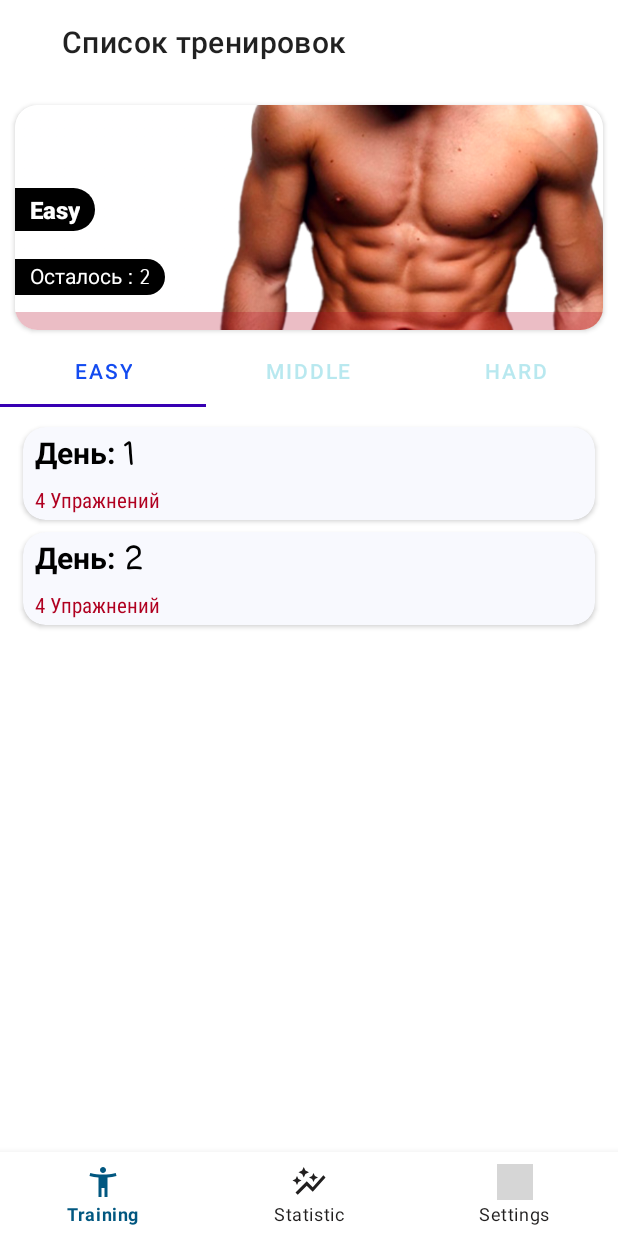
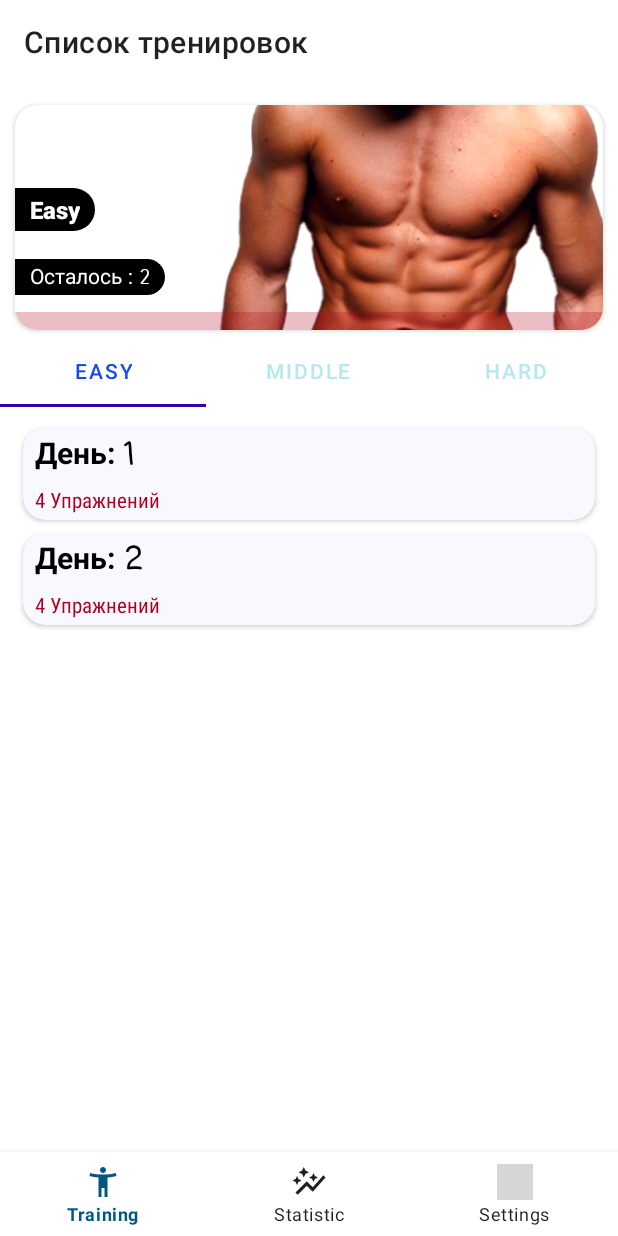
Before and after one commit to Evgen1994-McD/FitnessApp, an Android app built with Jetpack Compose: the screen it shows after launch (MainActivity), on a phone screen of 412 x 824 dp. Run offline under Robolectric (Android 15) with nearby library versions, the phone set to English and light mode, and no system bars; our stand-ins replace Dagger/Hilt's generated code, Room's generated code, navigation-ui; libraries missing offline, so code that uses them is left out: com.dotlottie.dlplayer; grey boxes are pictures that could not be loaded.

Commit message:
Настройка Action Bar и разметки

```diff
--- a/app/src/main/res/layout/activity_main.xml
+++ b/app/src/main/res/layout/activity_main.xml
@@ -10,7 +10,7 @@
 
     <com.google.android.material.appbar.MaterialToolbar
         android:id="@+id/materialToolbar"
-        android:layout_width="409dp"
+        android:layout_width="0dp"
         android:layout_height="wrap_content"
         android:background="?attr/colorPrimary"
         android:minHeight="?attr/actionBarSize"
@@ -18,7 +18,7 @@
         app:layout_constraintEnd_toEndOf="parent"
         app:layout_constraintStart_toStartOf="parent"
         app:layout_constraintTop_toTopOf="parent"
-        app:titleMarginStart="40dp" />
+        app:titleMarginStart="10dp" />
 
     <fragment
         android:id="@+id/fragmentContainerView"
```
